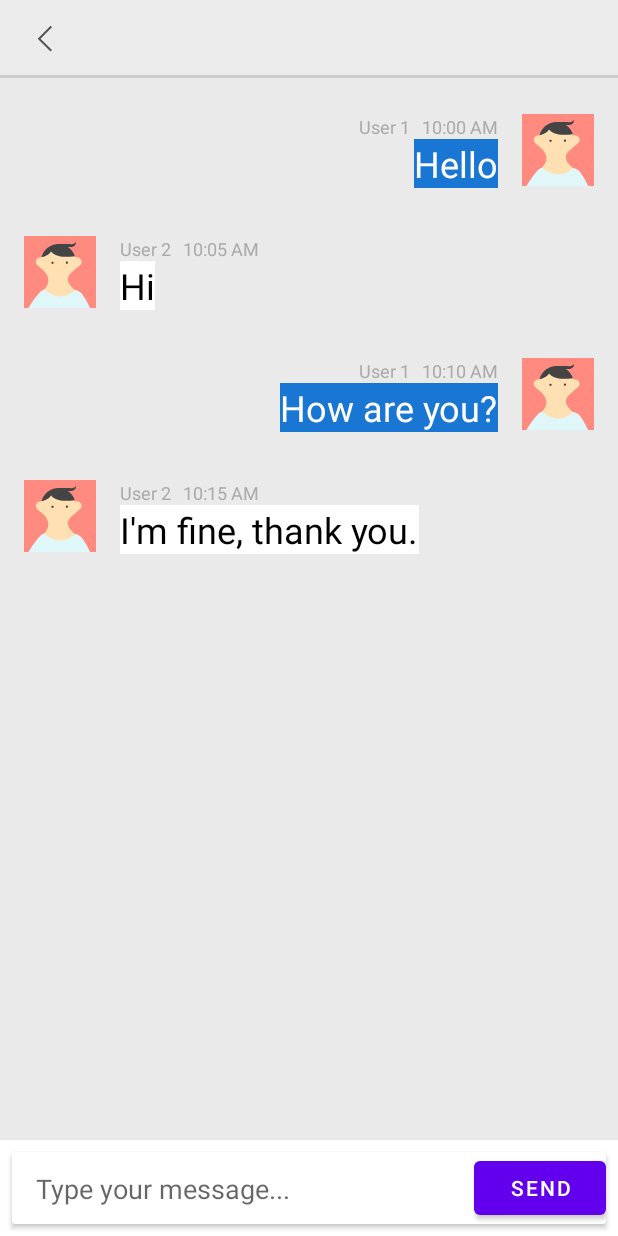
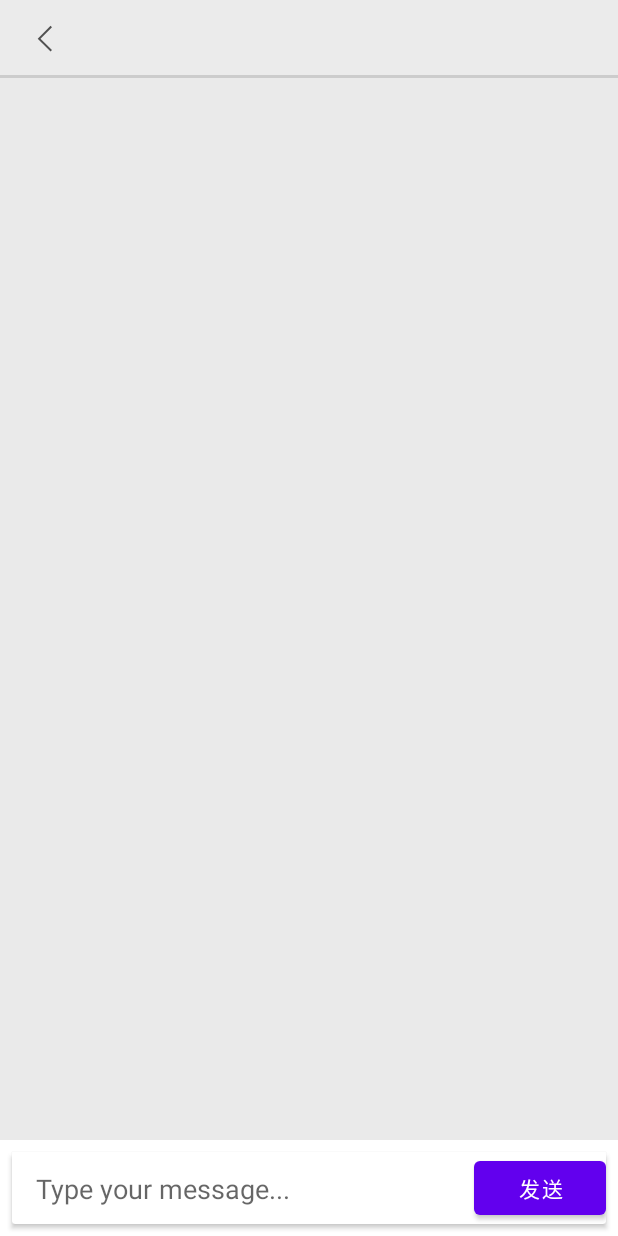
Before and after one commit to Zxmw/Campus-Moments, an Android app: the PrivateMessageActivity screen opened directly, with no data from a screen before it, on a phone screen of 412 x 824 dp. Run offline under Robolectric (Android 15) with nearby library versions, the phone set to English and light mode, and no system bars; our stand-ins replace Firebase (no records; nobody signed in at launch, a user with empty details on screens opened directly), Picasso; pictures from the network do not load; 1 statement that could not run was skipped.

Commit message:
complete private message

```diff
--- a/frontend/app/build.gradle
+++ b/frontend/app/build.gradle
@@ -53,10 +53,10 @@ dependencies {
     implementation platform('com.google.firebase:firebase-bom:32.0.0')
 
 
-    // TODO: Add the dependencies for Firebase products you want to use
     // When using the BoM, don't specify versions in Firebase dependencies
     implementation 'com.google.firebase:firebase-analytics'
-
+    implementation 'com.google.firebase:firebase-database'
+    implementation 'com.firebaseui:firebase-ui-database:8.0.2'
 
     // Add the dependencies for any other desired Firebase products
     // https://firebase.google.com/docs/android/setup#available-libraries
--- a/frontend/app/src/main/java/com/android/campusmoments/Activity/MainActivity.java
+++ b/frontend/app/src/main/java/com/android/campusmoments/Activity/MainActivity.java
@@ -44,7 +44,6 @@ public class MainActivity extends AppCompatActivity {
         setContentView(R.layout.activity_main);
         mPreferences = getSharedPreferences("user_info", MODE_PRIVATE);
         String token = mPreferences.getString("token", null);
-        Log.d("token111", token);
         if (token != null) {
             Services.token = token;
             Services.tokenCheck(token, handler);
--- a/frontend/app/src/main/java/com/android/campusmoments/Activity/PersonCenterActivity.java
+++ b/frontend/app/src/main/java/com/android/campusmoments/Activity/PersonCenterActivity.java
@@ -112,7 +112,6 @@ public class PersonCenterActivity extends AppCompatActivity {
 
     public void logout(View view) {
         Services.logout(handler);
-        finish();
     }
 
 }
--- a/frontend/app/src/main/java/com/android/campusmoments/Activity/PrivateMessageActivity.java
+++ b/frontend/app/src/main/java/com/android/campusmoments/Activity/PrivateMessageActivity.java
@@ -1,53 +1,132 @@
 package com.android.campusmoments.Activity;
 
+import androidx.annotation.NonNull;
 import androidx.appcompat.app.AppCompatActivity;
+import androidx.core.content.ContextCompat;
 import androidx.recyclerview.widget.LinearLayoutManager;
 import androidx.recyclerview.widget.RecyclerView;
 
-import com.android.campusmoments.Adapter.PrivateMessageAdapter;
+import com.android.campusmoments.Adapter.MessageHolder;
 import com.android.campusmoments.R;
 import com.android.campusmoments.Service.PrivateMessage;
+import com.android.campusmoments.Service.Services;
+import com.firebase.ui.database.FirebaseRecyclerAdapter;
+import com.firebase.ui.database.FirebaseRecyclerOptions;
+import com.google.firebase.database.FirebaseDatabase;
+import com.google.firebase.database.Query;
+import com.squareup.picasso.Picasso;
 
+import android.content.Context;
 import android.net.Uri;
 import android.os.Bundle;
+import android.text.format.DateFormat;
+import android.view.Gravity;
+import android.view.LayoutInflater;
 import android.view.View;
+import android.view.ViewGroup;
+import android.widget.LinearLayout;
 import android.widget.TextView;
 
 import java.util.ArrayList;
 import java.util.List;
 
 public class PrivateMessageActivity extends AppCompatActivity {
-    private List<PrivateMessage> privateMessageList;
+    private int selfId = Services.mySelf.id;
+    private int otherId;
     private TextView usernameTextView;
-    private PrivateMessageAdapter privateMessageAdapter;
+    private FirebaseRecyclerAdapter<PrivateMessage, MessageHolder> privateMessageAdapter;
     private RecyclerView privateMessageRecyclerView;
-
+    private final String FIREBASE_DATABASE_URL = "https://campus-moments-default-rtdb.asia-southeast1.firebasedatabase.app/";
+    private FirebaseDatabase firebaseDatabase = FirebaseDatabase.getInstance(FIREBASE_DATABASE_URL);
     @Override
     protected void onCreate(Bundle savedInstanceState) {
         super.onCreate(savedInstanceState);
         setContentView(R.layout.activity_private_message);
         usernameTextView = findViewById(R.id.username_private_msg);
         usernameTextView.setText(getIntent().getStringExtra("username"));
-        privateMessageList = new ArrayList<>();
-        privateMessageAdapter = new PrivateMessageAdapter(privateMessageList, this);
+        otherId = getIntent().getIntExtra("id", 0);
+        buildPrivateMessageAdapter();
         privateMessageRecyclerView = findViewById(R.id.recyclerViewMessages);
         // once privateMessageRecyclerView's height changes, scroll to the bottom
-        privateMessageRecyclerView.addOnLayoutChangeListener((v, left, top, right, bottom, oldLeft, oldTop, oldRight, oldBottom) -> privateMessageRecyclerView.scrollToPosition(privateMessageList.size() - 1));
         privateMessageRecyclerView.setLayoutManager(new LinearLayoutManager(this));
         privateMessageRecyclerView.setAdapter(privateMessageAdapter);
 
-        // fake data
-        PrivateMessage message1 = new PrivateMessage(1, "android.resource://" + getPackageName() + "/" + R.drawable.avatar_1, "10:00 AM", "User 1", "Hello", true);
-        PrivateMessage message2 = new PrivateMessage(2, "android.resource://" + getPackageName() + "/" + R.drawable.avatar_default, "10:05 AM", "User 2", "Hi", false);
-        PrivateMessage message3 = new PrivateMessage(3, "android.resource://" + getPackageName() + "/" + R.drawable.avatar_1, "10:10 AM", "User 1", "How are you?", true);
-        PrivateMessage message4 = new PrivateMessage(4, "android.resource://" + getPackageName() + "/" + R.drawable.avatar_default, "10:15 AM", "User 2", "I'm fine, thank you.", false);
-        privateMessageList.add(message1);
-        privateMessageList.add(message2);
-        privateMessageList.add(message3);
-        privateMessageList.add(message4);
-        privateMessageAdapter.notifyDataSetChanged();
+
     }
 
+    public void send(View view) {
+        TextView messageTextView = findViewById(R.id.editTextMessage);
+        String content = messageTextView.getText().toString();
+        if (!content.equals("")) {
+            PrivateMessage privateMessage = new PrivateMessage(Services.mySelf.id, otherId, Services.mySelf.avatar, Services.mySelf.username, content);
+            String childName = selfId < otherId ? selfId + "-" + otherId : otherId + "-" + selfId;
+            firebaseDatabase.getReference("privateMessages").child(childName).push().setValue(privateMessage);
+        }
+        messageTextView.setText("");
+    }
+
+    private void buildPrivateMessageAdapter() {
+        Query query = firebaseDatabase.getReference("privateMessages").
+                child(selfId < otherId ? selfId + "-" + otherId : otherId + "-" + selfId);
+        FirebaseRecyclerOptions<PrivateMessage> options = new FirebaseRecyclerOptions.Builder<PrivateMessage>()
+                .setQuery(query, PrivateMessage.class)
+                .build();
+        privateMessageAdapter = new FirebaseRecyclerAdapter<PrivateMessage, MessageHolder>(options) {
+            @NonNull
+            @Override
+            public MessageHolder onCreateViewHolder(@NonNull ViewGroup parent, int viewType) {
+                View view = LayoutInflater.from(parent.getContext()).inflate(R.layout.private_message_item, parent, false);
+                return new MessageHolder(view);
+            }
+            @Override
+            protected void onBindViewHolder(@NonNull MessageHolder holder, int position, @NonNull PrivateMessage model) {
+                if (model.getAvatar() == null || model.getAvatar().equals("")) {
+                    holder.avatarImageView.setImageResource(R.drawable.avatar_1);
+                } else {
+                    Picasso.get().load(Uri.parse(model.getAvatar())).into(holder.avatarImageView);
+                }
+                holder.timeTextView.setText(DateFormat.format("yyyy-MM-dd HH:mm:ss",
+                        model.getTime()));
+                holder.usernameTextView.setText(model.getUsername());
+                holder.contentTextView.setText(model.getContent());
+                Context context = holder.contentTextView.getContext();
+                if (model.getSenderId() == selfId) {
+                    holder.contentTextView.setBackgroundColor(ContextCompat.getColor(context, R.color.myMessageBackground));
+                    holder.contentTextView.setTextColor(ContextCompat.getColor(context, R.color.myMessageText));
+                    holder.messageLinearLayout.setOrientation(LinearLayout.HORIZONTAL);
+                    holder.messageLinearLayout.removeView(holder.cardView);
+                    holder.messageLinearLayout.addView(holder.cardView);
+                    holder.textLinearLayout.setGravity(Gravity.END);
+
+                } else {
+                    holder.contentTextView.setBackgroundColor(ContextCompat.getColor(context, R.color.otherPersonMessageBackground));
+                    holder.contentTextView.setTextColor(ContextCompat.getColor(context, R.color.otherPersonMessageText));
+                    holder.textLinearLayout.setGravity(Gravity.START);
+                }
+            }
+
+            @Override
+            public void onDataChanged() {
+                super.onDataChanged();
+                // once privateMessageRecyclerView's height changes, scroll to the bottom
+                privateMessageRecyclerView.scrollToPosition(privateMessageAdapter.getItemCount() - 1);
+            }
+
+        };
+    }
+
+    @Override
+    protected void onStart() {
+        super.onStart();
+        privateMessageAdapter.startListening();
+    }
+
+    @Override
+    protected void onStop() {
+        super.onStop();
+        System.out.println("stop");
+        privateMessageAdapter.stopListening();
+    }
     public void cancel(View view) {
         finish();
     }
--- a/frontend/app/src/main/java/com/android/campusmoments/Adapter/PrivateMessageAdapter.java
+++ /dev/null
@@ -1,91 +0,0 @@
-package com.android.campusmoments.Adapter;
-import com.android.campusmoments.R;
-import com.android.campusmoments.Service.PrivateMessage;
-
-import android.content.Context;
-import android.view.Gravity;
-import android.view.LayoutInflater;
-import android.view.View;
-import android.view.ViewGroup;
-import android.widget.ImageView;
-import android.widget.LinearLayout;
-import android.widget.Space;
-import android.widget.TextView;
-
-import androidx.annotation.NonNull;
-import androidx.core.content.ContextCompat;
-import androidx.recyclerview.widget.RecyclerView;
-
-
-import java.util.List;
-
-public class PrivateMessageAdapter extends RecyclerView.Adapter<PrivateMessageAdapter.MessageViewHolder> {
-    private List<PrivateMessage> messageList;
-    private Context context;
-
-    public PrivateMessageAdapter(List<PrivateMessage> messageList, Context context) {
-        this.messageList = messageList;
-        this.context = context;
-    }
-
-    @NonNull
-    @Override
-    public MessageViewHolder onCreateViewHolder(@NonNull ViewGroup parent, int viewType) {
-        View view = LayoutInflater.from(parent.getContext()).inflate(R.layout.private_message_item, parent, false);
-        return new MessageViewHolder(view);
-    }
-
-    @Override
-    public void onBindViewHolder(@NonNull MessageViewHolder holder, int position) {
-        PrivateMessage message = messageList.get(position);
-//        Picasso.get().load(Uri.parse(message.avatar)).into(holder.avatarImageView);
-        holder.avatarImageView.setImageResource(R.drawable.avatar_1);
-        holder.timeTextView.setText(message.time);
-        holder.usernameTextView.setText(message.username);
-        holder.contentTextView.setText(message.content);
-
-        if (message.isSentByMe) {
-            // Apply styling for messages sent by the user
-            holder.contentTextView.setBackgroundColor(ContextCompat.getColor(context, R.color.myMessageBackground));
-            holder.contentTextView.setTextColor(ContextCompat.getColor(context, R.color.myMessageText));
-            // Align text to the right or change any other styles as needed
-            holder.messageLinearLayout.setOrientation(LinearLayout.HORIZONTAL);
-            holder.messageLinearLayout.removeView(holder.avatarImageView);
-            holder.messageLinearLayout.addView(holder.avatarImageView);
-            holder.textLinearLayout.setGravity(Gravity.END);
-
-        } else {
-            // Apply styling for messages sent by the other person
-            holder.contentTextView.setBackgroundColor(ContextCompat.getColor(context, R.color.otherPersonMessageBackground));
-            holder.contentTextView.setTextColor(ContextCompat.getColor(context, R.color.otherPersonMessageText));
-            // Align text to the left or change any other styles as needed
-            holder.textLinearLayout.setGravity(Gravity.START);
-        }
-    }
-
-
-    @Override
-    public int getItemCount() {
-        return messageList.size();
-    }
-
-    public static class MessageViewHolder extends RecyclerView.ViewHolder {
-        LinearLayout messageLinearLayout;
-        LinearLayout textLinearLayout;
-        ImageView avatarImageView;
-        TextView timeTextView;
-        TextView usernameTextView;
-        TextView contentTextView;
-        Space space;
-        public MessageViewHolder(@NonNull View itemView) {
-            super(itemView);
-            messageLinearLayout = itemView.findViewById(R.id.messageLinearLayout);
-            textLinearLayout = itemView.findViewById(R.id.textLinearLayout);
-            avatarImageView = itemView.findViewById(R.id.avatarImageView);
-            timeTextView = itemView.findViewById(R.id.timeTextView);
-            usernameTextView = itemView.findViewById(R.id.usernameTextView);
-            contentTextView = itemView.findViewById(R.id.contentTextView);
-            space = itemView.findViewById(R.id.space);
-        }
-    }
-}
--- a/frontend/app/src/main/java/com/android/campusmoments/Fragment/MyFragment.java
+++ b/frontend/app/src/main/java/com/android/campusmoments/Fragment/MyFragment.java
@@ -118,7 +118,6 @@ public class MyFragment extends Fragment {
     }
 
     public void refresh() {
-        Log.d("MyFragment", "refresh: ");
         if (Services.mySelf.avatar == null){
             avatar.setImageResource(R.drawable.avatar_1);
         }
--- a/frontend/app/src/main/java/com/android/campusmoments/Service/PrivateMessage.java
+++ b/frontend/app/src/main/java/com/android/campusmoments/Service/PrivateMessage.java
@@ -1,19 +1,73 @@
 package com.android.campusmoments.Service;
 
+import java.util.Date;
+
 public class PrivateMessage {
-    public int id;
-    public String avatar;
-    public String time;
-    public String username;
-    public String content;
-    public boolean isSentByMe; // Added property to indicate if the message was sent by the user
+    private int mSenderId;
+    private int mReceiverId;
+    private String mAvatar;
+    private long mTime = new Date().getTime();
+    private String mUsername;
+    private String mContent;
 
-    public PrivateMessage(int id, String avatar, String time, String username, String content, boolean isSentByMe) {
-        this.id = id;
-        this.avatar = avatar;
-        this.time = time;
-        this.username = username;
-        this.content = content;
-        this.isSentByMe = isSentByMe;
+    public PrivateMessage() {}
+
+    public PrivateMessage(int senderId, int receiverId, String avatar, String username, String content) {
+        mSenderId = senderId;
+        mReceiverId = receiverId;
+        mAvatar = avatar;
+        mUsername = username;
+        mContent = content;
     }
+
+    public int getSenderId() {
+        return mSenderId;
+    }
+
+    public int getReceiverId() {
+        return mReceiverId;
+    }
+
+    public String getAvatar() {
+        return mAvatar;
+    }
+
+    public long getTime() {
+        return mTime;
+    }
+
+    public String getUsername() {
+        return mUsername;
+    }
+
+    public String getContent() {
+        return mContent;
+    }
+
+    public void setSenderId(int senderId) {
+        mSenderId = senderId;
+    }
+
+    public void setReceiverId(int receiverId) {
+        mReceiverId = receiverId;
+    }
+
+    public void setAvatar(String avatar) {
+        mAvatar = avatar;
+    }
+
+    public void setTime(long time) {
+        mTime = time;
+    }
+
+    public void setUsername(String username) {
+        mUsername = username;
+    }
+
+    public void setContent(String content) {
+        mContent = content;
+    }
+
+
+
 }
--- a/frontend/app/src/main/res/layout/activity_private_message.xml
+++ b/frontend/app/src/main/res/layout/activity_private_message.xml
@@ -112,7 +112,8 @@
                 android:id="@+id/buttonSend"
                 android:layout_width="wrap_content"
                 android:layout_height="wrap_content"
-                android:text="Send"
+                android:onClick="send"
+                android:text="发送"
                 app:layout_constraintBottom_toBottomOf="parent"
                 app:layout_constraintEnd_toEndOf="parent"
                 app:layout_constraintTop_toTopOf="parent" />
--- a/frontend/app/src/main/res/layout/user_list_item.xml
+++ b/frontend/app/src/main/res/layout/user_list_item.xml
@@ -18,6 +18,7 @@
             android:layout_width="52dp"
             android:layout_height="52dp"
             android:background="@drawable/bg_circle"
+            android:clipToPadding="false"
             app:cardCornerRadius="30dp">
 
             <ImageView
@@ -25,6 +26,8 @@
                 android:layout_width="match_parent"
                 android:layout_height="match_parent"
                 android:layout_gravity="center_horizontal"
+                android:cropToPadding="false"
+                android:scaleType="centerCrop"
                 android:src="@drawable/avatar_1" />
         </androidx.cardview.widget.CardView>
 
```
Also changed, not shown: frontend/app/src/main/java/com/android/campusmoments/Adapter/MessageHolder.java (added, +35 -0 lines), frontend/app/src/main/res/layout/private_message_item.xml (+18 -6 lines).
